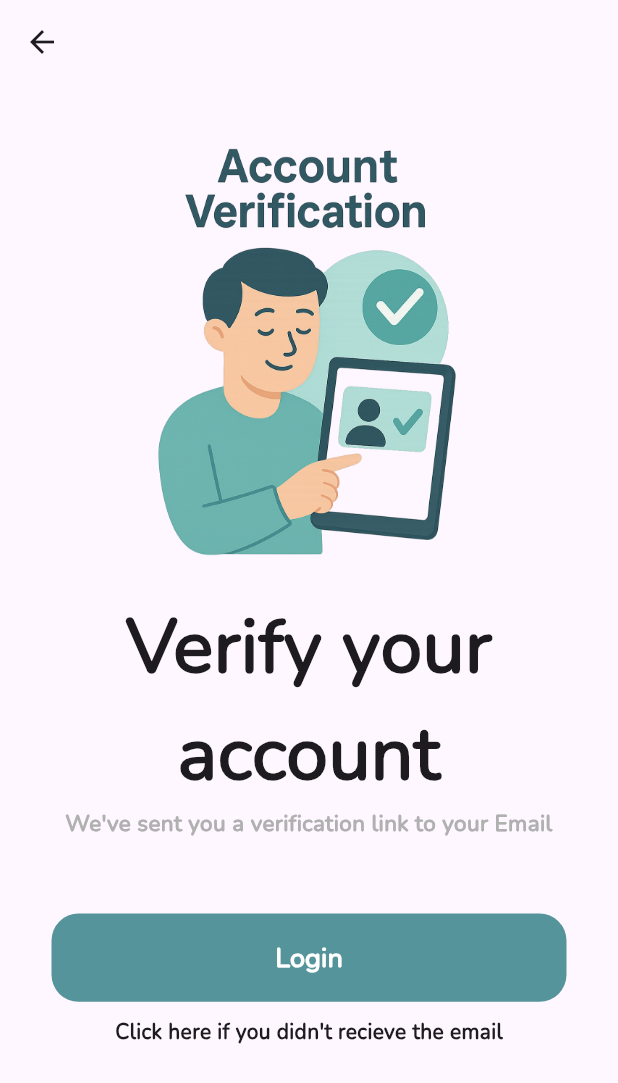
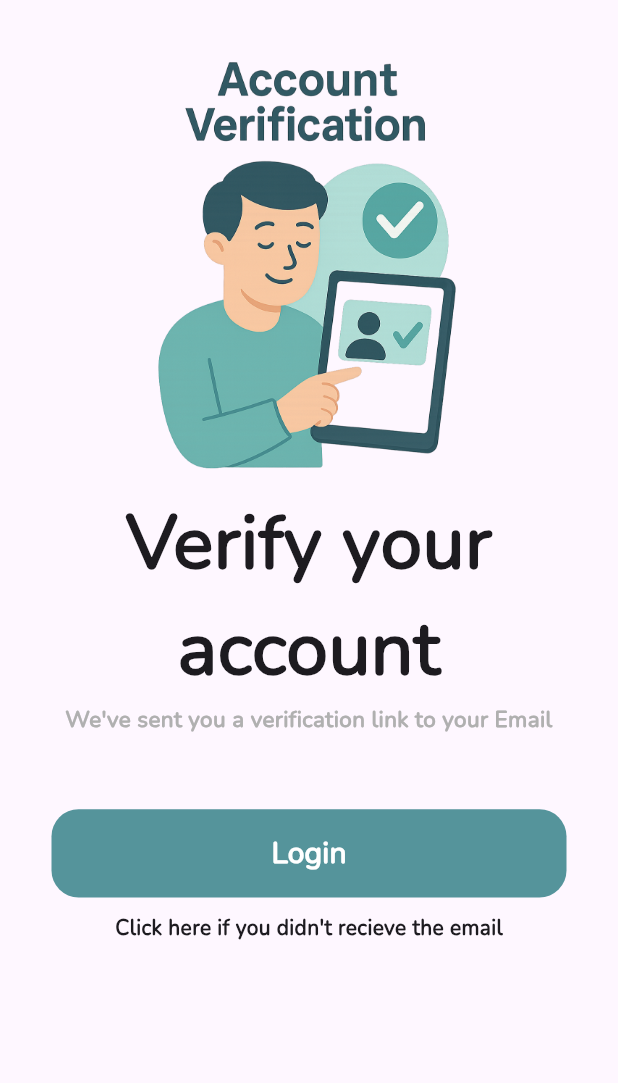
Before and after one commit to marwan0-0n/taska, a Flutter app: the Verification screen opened by its route, on a phone screen of 412 x 824 dp. Shown: the top 1083 px of the screen. Run offline on Flutter 3.47's test engine with Material 3 defaults, Android fonts, the phone set to English and light mode, and no system bars; our stand-ins replace awesome_dialog, firebase_auth, firebase_core, google_sign_in; accounts and stored records are empty.

Commit message:
main and verification pages edits

```diff
--- a/lib/auth/verification.dart
+++ b/lib/auth/verification.dart
@@ -15,9 +15,10 @@ class _VerificationState extends State<Verification> {
   String notVerifyed = "";
   @override
   Widget build(BuildContext context) {
+    double screenHeight = MediaQuery.of(context).size.height;
     return Scaffold(
-      appBar: AppBar(),
-      body: ListView(
+      body: SafeArea(
+        child: ListView(
           children: [
             Padding(
               padding: const EdgeInsets.all(10),
@@ -25,7 +26,7 @@ class _VerificationState extends State<Verification> {
                 children: [
                   Container(
                     height: 300,
-                  margin: const EdgeInsets.fromLTRB(0, 10, 0, 20),
+                    margin: EdgeInsets.symmetric(vertical: screenHeight / 100),
                     child: Image.asset(
                       "assets/images/account_verification.png",
                       fit: BoxFit.fill,
@@ -34,7 +35,10 @@ class _VerificationState extends State<Verification> {
                   const Center(
                     child: Text(
                       "Verify your account",
-                    style: TextStyle(fontSize: 50, fontWeight: FontWeight.bold),
+                      style: TextStyle(
+                        fontSize: 50,
+                        fontWeight: FontWeight.bold,
+                      ),
                       textAlign: TextAlign.center,
                     ),
                   ),
@@ -67,10 +71,9 @@ class _VerificationState extends State<Verification> {
                       await FirebaseAuth.instance.currentUser?.reload();
                       User? user = FirebaseAuth.instance.currentUser;
                       if (user != null && user.emailVerified) {
-                      await FirebaseAuth.instance.signOut();
                         Navigator.of(
                           context,
-                      ).pushNamedAndRemoveUntil("Login", (route) => false);
+                        ).pushNamedAndRemoveUntil("Home", (route) => false);
                       } else {
                         setState(() {
                           notVerifyed = "Your email is not verified yet!";
@@ -95,6 +98,7 @@ class _VerificationState extends State<Verification> {
             ),
           ],
         ),
+      ),
     );
   }
 }
--- a/lib/main.dart
+++ b/lib/main.dart
@@ -38,7 +38,9 @@ class _MyAppState extends State<MyApp> {
     return MaterialApp(
       home: FirebaseAuth.instance.currentUser == null
           ? const AuthPage()
-          : const HomePage(),
+          : FirebaseAuth.instance.currentUser!.emailVerified
+          ? const HomePage()
+          : const Verification(),
       routes: {
         "Login": (context) => const Login(),
         "Register": (context) => const Register(),
--- a/lib/widgets/cust_buttom.dart
+++ b/lib/widgets/cust_buttom.dart
@@ -29,7 +29,7 @@ class CustButtom extends StatelessWidget {
         onPressed: onPressed,
         child: Text(
           text,
-          style: const TextStyle(fontWeight: FontWeight.bold, fontSize: 18),
+          style: const TextStyle(fontWeight: FontWeight.bold, fontSize: 20),
         ),
       ),
     );
```
Also changed, not shown: lib/auth/login.dart (+7 -7 lines). Lines whose indentation alone changed are shown as unchanged.
